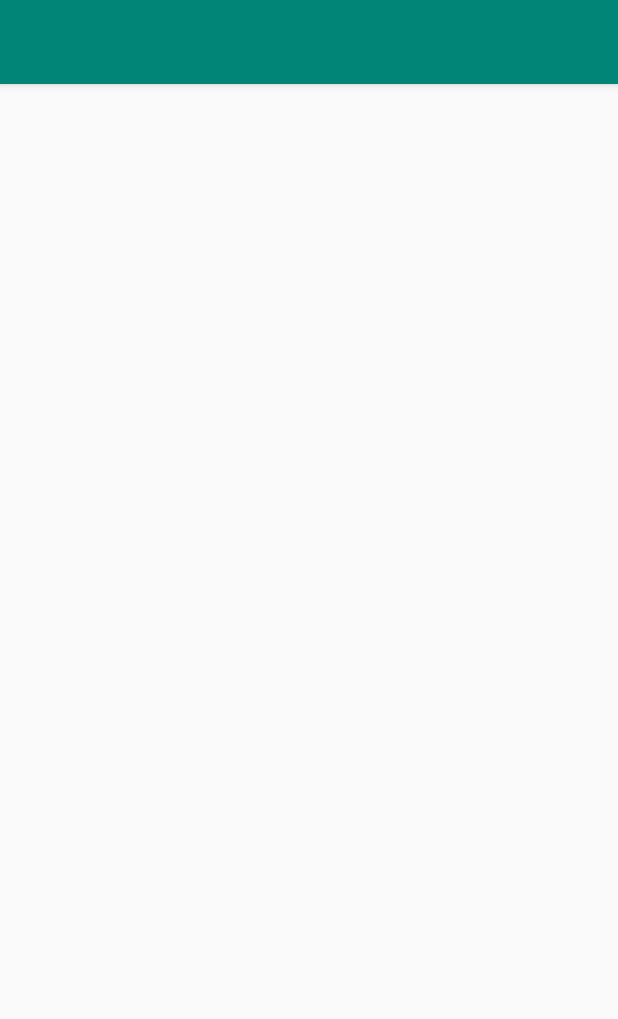
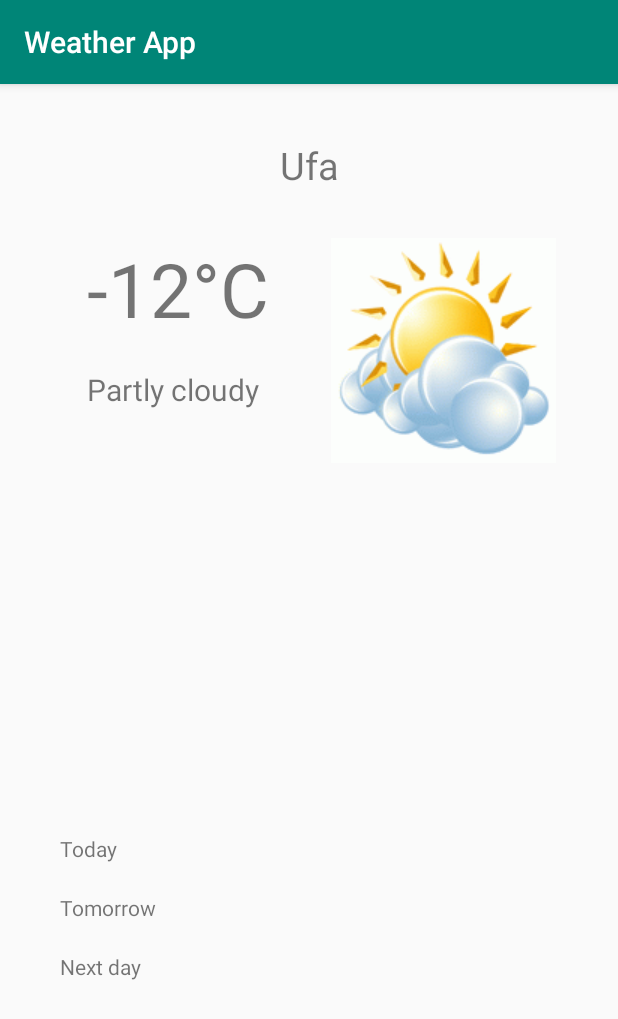
Before and after one commit to ponomarevss/AndroidBaseLevel, an Android app: the screen it shows after launch (MainActivity), on a phone screen of 412 x 824 dp. Shown: the top 1019 px of the screen. Run offline under Robolectric (Android 15) with nearby library versions, the phone set to English and light mode, and no system bars.

Commit message:
эскиз первой активити строковые через ресурсы добавлена локализация

```diff
--- a/app/src/main/res/layout/activity_main.xml
+++ b/app/src/main/res/layout/activity_main.xml
@@ -1,6 +1,7 @@
 <?xml version="1.0" encoding="utf-8"?>
 <androidx.constraintlayout.widget.ConstraintLayout xmlns:android="http://schemas.android.com/apk/res/android"
     xmlns:tools="http://schemas.android.com/tools"
+    xmlns:app="http://schemas.android.com/apk/res-auto"
     android:id="@+id/ConstraintLayout"
     android:layout_width="match_parent"
     android:layout_height="match_parent"
@@ -8,4 +9,80 @@
     tools:context=".MainActivity">
 
 
+    <TextView
+        android:id="@+id/cityName"
+        android:layout_width="wrap_content"
+        android:layout_height="wrap_content"
+        android:text="@string/city_name"
+        android:textSize="@dimen/city_name"
+        app:layout_constraintBottom_toBottomOf="parent"
+        app:layout_constraintEnd_toEndOf="parent"
+        app:layout_constraintHorizontal_bias="parent"
+        app:layout_constraintStart_toStartOf="parent"
+        app:layout_constraintTop_toTopOf="parent"
+        app:layout_constraintVertical_bias="0.05" />
+
+    <TextView
+        android:id="@+id/temperature"
+        android:layout_width="wrap_content"
+        android:layout_height="wrap_content"
+        android:text="@string/temperature_value"
+        android:textSize="@dimen/temperature_value"
+        app:layout_constraintBottom_toBottomOf="parent"
+        app:layout_constraintEnd_toEndOf="parent"
+        app:layout_constraintHorizontal_bias="0.2"
+        app:layout_constraintStart_toStartOf="parent"
+        app:layout_constraintTop_toBottomOf="@+id/cityName"
+        app:layout_constraintVertical_bias="0.05" />
+
+    <ImageView
+        android:id="@+id/actWeatherIcon"
+        android:layout_width="@dimen/actWeatherIcon_width"
+        android:layout_height="@dimen/actWeatherIcon_height"
+        android:src="@drawable/m_cloudy"
+        app:layout_constraintEnd_toEndOf="parent"
+        app:layout_constraintHorizontal_bias="parent"
+        app:layout_constraintStart_toEndOf="@+id/temperature"
+        app:layout_constraintTop_toTopOf="@+id/temperature"
+        tools:srcCompat="@drawable/m_cloudy" />
+
+    <TextView
+        android:id="@+id/weather"
+        android:layout_width="wrap_content"
+        android:layout_height="wrap_content"
+        android:layout_marginTop="@dimen/margin"
+        android:text="@string/weather"
+        android:textSize="@dimen/weather_size"
+        app:layout_constraintStart_toStartOf="@+id/temperature"
+        app:layout_constraintTop_toBottomOf="@+id/temperature" />
+
+    <TextView
+        android:id="@+id/today"
+        android:layout_width="wrap_content"
+        android:layout_height="wrap_content"
+        android:layout_marginStart="@dimen/big_margin"
+        android:layout_marginTop="500dp"
+        android:text="@string/today"
+        app:layout_constraintStart_toStartOf="parent"
+        app:layout_constraintTop_toTopOf="parent" />
+
+    <TextView
+        android:id="@+id/tomorrow"
+        android:layout_width="wrap_content"
+        android:layout_height="wrap_content"
+        android:layout_marginTop="@dimen/margin"
+        android:text="@string/tomorrow"
+        app:layout_constraintStart_toStartOf="@+id/today"
+        app:layout_constraintTop_toBottomOf="@+id/today" />
+
+    <TextView
+        android:id="@+id/next"
+        android:layout_width="wrap_content"
+        android:layout_height="wrap_content"
+        android:layout_marginTop="@dimen/margin"
+        android:text="@string/next_day"
+        app:layout_constraintStart_toStartOf="@+id/tomorrow"
+        app:layout_constraintTop_toBottomOf="@+id/tomorrow" />
+
+
 </androidx.constraintlayout.widget.ConstraintLayout>
--- a/app/src/main/res/values/dimens.xml
+++ b/app/src/main/res/values/dimens.xml
@@ -1,3 +1,12 @@
 <?xml version="1.0" encoding="utf-8"?>
 <resources>
+
+    <dimen name="city_name">25sp</dimen>
+    <dimen name="temperature_value">50sp</dimen>
+    <dimen name="actWeatherIcon_width">150dp</dimen>
+    <dimen name="actWeatherIcon_height">150dp</dimen>
+    <dimen name="weather_size">20sp</dimen>
+    <dimen name="big_margin">40dp</dimen>
+    <dimen name="margin">20dp</dimen>
+
 </resources>
--- a/app/src/main/res/values/strings.xml
+++ b/app/src/main/res/values/strings.xml
@@ -1,2 +1,10 @@
 <resources>
+    <string name="app_name">Weather App</string>
+    <string name="city_name">Ufa</string>
+    <string name="temperature_value">-12°C</string>
+    <string name="weather">Partly cloudy</string>
+    <string name="today">Today</string>
+    <string name="tomorrow">Tomorrow</string>
+    <string name="next_day">Next day</string>
+
 </resources>
```
Also changed, not shown: 1 other file.
